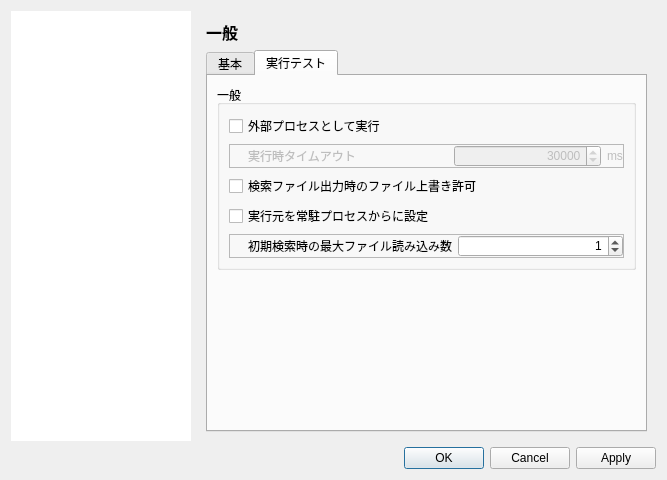
The window that src/ProfileEditor/settingdialog/settingdialog.ui (karakirimu/AutoBatchTools) describes before a commit, drawn with Qt 5.
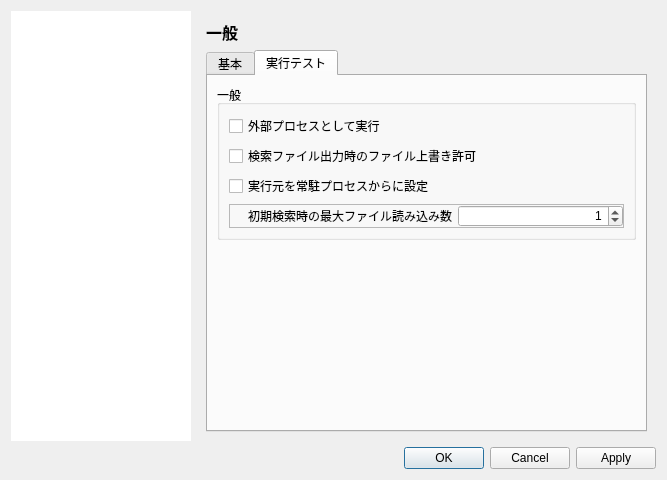
The same window after the commit. The open tabs and pages were chosen to show the change. Icons and pictures are not drawn. Custom widgets are drawn as their Qt base class.

```diff
--- a/src/ProfileEditor/settingdialog/settingdialog.ui
+++ b/src/ProfileEditor/settingdialog/settingdialog.ui
@@ -286,78 +286,6 @@
                        </property>
                       </widget>
                      </item>
-                     <item>
-                      <widget class="QFrame" name="frame_3">
-                       <property name="enabled">
-                        <bool>false</bool>
-                       </property>
-                       <property name="frameShape">
-                        <enum>QFrame::StyledPanel</enum>
-                       </property>
-                       <property name="frameShadow">
-                        <enum>QFrame::Raised</enum>
-                       </property>
-                       <layout class="QHBoxLayout" name="horizontalLayout_9">
-                        <property name="leftMargin">
-                         <number>18</number>
-                        </property>
-                        <property name="topMargin">
-                         <number>0</number>
-                        </property>
-                        <property name="rightMargin">
-                         <number>0</number>
-                        </property>
-                        <property name="bottomMargin">
-                         <number>0</number>
-                        </property>
-                        <item>
-                         <widget class="QLabel" name="label_8">
-                          <property name="minimumSize">
-                           <size>
-                            <width>200</width>
-                            <height>0</height>
-                           </size>
-                          </property>
-                          <property name="text">
-                           <string>実行時タイムアウト</string>
-                          </property>
-                         </widget>
-                        </item>
-                        <item>
-                         <widget class="QSpinBox" name="timeoutSpinBox">
-                          <property name="sizePolicy">
-                           <sizepolicy hsizetype="Expanding" vsizetype="Fixed">
-                            <horstretch>0</horstretch>
-                            <verstretch>0</verstretch>
-                           </sizepolicy>
-                          </property>
-                          <property name="alignment">
-                           <set>Qt::AlignRight|Qt::AlignTrailing|Qt::AlignVCenter</set>
-                          </property>
-                          <property name="minimum">
-                           <number>0</number>
-                          </property>
-                          <property name="maximum">
-                           <number>100000000</number>
-                          </property>
-                          <property name="singleStep">
-                           <number>100</number>
-                          </property>
-                          <property name="value">
-                           <number>30000</number>
-                          </property>
-                         </widget>
-                        </item>
-                        <item>
-                         <widget class="QLabel" name="label">
-                          <property name="text">
-                           <string>ms</string>
-                          </property>
-                         </widget>
-                        </item>
-                       </layout>
-                      </widget>
-                     </item>
                      <item>
                       <widget class="QCheckBox" name="fsupdateCheckBox">
                        <property name="text">
```
Left out of the diff: 52 changed lines with no effect on the pictures.
